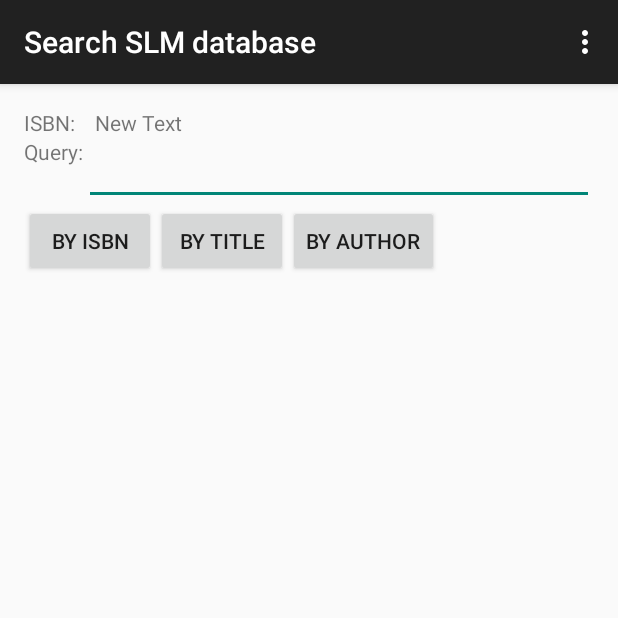
After one commit to silmeth/Simple-Library-Manager, an Android app: the DBSearch screen opened directly, with no data from a screen before it, on a phone screen of 412 x 824 dp, the top half of it. The commit adds this screen. Run offline under Robolectric (Android 15) with nearby library versions, the phone set to English and light mode, and no system bars; 1 statement that could not run was skipped.

Commit message:
Starting integration with Django webservice.

```diff
--- a/SimpleLibraryManagerClient/app/src/main/java/silmeth/slm/client/BookInfo.java
+++ b/SimpleLibraryManagerClient/app/src/main/java/silmeth/slm/client/BookInfo.java
@@ -8,12 +8,14 @@ public class BookInfo {
     public String author;
     public String isbn10;
     public String isbn13;
+    public Float similarity;
 
     BookInfo(String titleStr, String authorStr, String isbn10Str, String isbn13Str) {
         title = new String(titleStr);
         isbn10 = new String(isbn10Str);
         isbn13 = new String(isbn13Str);
         author = new String(authorStr);
+        similarity = null;
     }
 
     BookInfo() {
@@ -21,5 +23,6 @@ public class BookInfo {
         isbn10 = new String();
         isbn13 = new String();
         author = new String();
+        similarity = null;
     }
 }
--- /dev/null
+++ b/SimpleLibraryManagerClient/app/src/main/res/layout/activity_dbsearch.xml
@@ -0,0 +1,83 @@
+<RelativeLayout xmlns:android="http://schemas.android.com/apk/res/android"
+    xmlns:tools="http://schemas.android.com/tools" android:layout_width="match_parent"
+    android:layout_height="match_parent" android:paddingLeft="@dimen/activity_horizontal_margin"
+    android:paddingRight="@dimen/activity_horizontal_margin"
+    android:paddingTop="@dimen/activity_vertical_margin"
+    android:paddingBottom="@dimen/activity_vertical_margin"
+    tools:context="silmeth.slm.client.DBSearch">
+
+    <TextView
+        android:layout_width="wrap_content"
+        android:layout_height="wrap_content"
+        android:textAppearance="?android:attr/textAppearanceSmall"
+        android:text="@string/ISBN"
+        android:id="@+id/ISBNString"
+        android:layout_alignParentTop="true"
+        android:layout_alignParentLeft="true"
+        android:layout_alignParentStart="true" />
+
+    <Space
+        android:layout_width="20px"
+        android:layout_height="1px"
+        android:layout_alignParentTop="true"
+        android:layout_toRightOf="@+id/ISBNString"
+
+        android:id="@+id/ISBNgap"/>
+
+    <TextView
+        android:layout_width="match_parent"
+        android:layout_height="wrap_content"
+        android:text="New Text"
+        android:id="@+id/ISBNcontent"
+        android:layout_alignParentTop="true"
+        android:editable="true"
+        android:layout_toRightOf="@+id/ISBNgap"
+        android:layout_toEndOf="@+id/ISBNString" />
+
+    <TextView
+        android:layout_width="wrap_content"
+        android:layout_height="wrap_content"
+        android:textAppearance="?android:attr/textAppearanceSmall"
+        android:text="@string/searchQuery"
+        android:id="@+id/searchPhrase"
+        android:layout_below="@+id/ISBNString"
+        android:layout_alignParentLeft="true" />
+
+    <EditText
+        android:layout_width="match_parent"
+        android:layout_height="wrap_content"
+        android:id="@+id/query"
+        android:layout_alignTop="@+id/searchPhrase"
+        android:layout_toRightOf="@+id/searchPhrase"
+        android:layout_toEndOf="@+id/searchPhrase" />
+
+    <Button
+        android:layout_width="wrap_content"
+        android:layout_height="wrap_content"
+        android:text="@string/btSearchISBN"
+        android:id="@+id/btSearchISBN"
+        android:layout_below="@+id/query"
+        android:layout_alignParentLeft="true"
+        android:layout_alignParentStart="true"
+        android:onClick="btSearchByISBN" />
+
+    <Button
+        android:layout_width="wrap_content"
+        android:layout_height="wrap_content"
+        android:text="@string/btSearchTitle"
+        android:id="@+id/btSearchTitle"
+        android:layout_alignTop="@+id/btSearchISBN"
+        android:layout_toRightOf="@+id/btSearchISBN"
+        android:layout_toEndOf="@+id/btSearchISBN"
+        android:onClick="btSearchByTitle" />
+
+    <Button
+        android:layout_width="wrap_content"
+        android:layout_height="wrap_content"
+        android:text="@string/btSearchAuthor"
+        android:id="@+id/btSearchAuthor"
+        android:layout_alignTop="@+id/btSearchTitle"
+        android:layout_toRightOf="@+id/btSearchTitle"
+        android:layout_toEndOf="@+id/btSearchTitle"
+        android:onClick="btSearchByAuthor" />
+</RelativeLayout>
--- /dev/null
+++ b/SimpleLibraryManagerClient/app/src/main/res/menu/menu_dbsearch.xml
@@ -0,0 +1,6 @@
+<menu xmlns:android="http://schemas.android.com/apk/res/android"
+    xmlns:app="http://schemas.android.com/apk/res-auto"
+    xmlns:tools="http://schemas.android.com/tools" tools:context="silmeth.slm.client.DBSearch">
+    <item android:id="@+id/action_settings" android:title="@string/action_settings"
+        android:orderInCategory="100" app:showAsAction="never" />
+</menu>
--- a/SimpleLibraryManagerClient/app/src/main/res/values/strings.xml
+++ b/SimpleLibraryManagerClient/app/src/main/res/values/strings.xml
@@ -4,6 +4,22 @@
     <string name="app_name">Simple Lib Client</string>
     <string name="hello_world">Hello world!</string>
     <string name="action_settings">Settings</string>
+    <string name="btSearchGoogle">Search in Google Books</string>
+    <string name="btRunBarcode">Run Barcode Scanner</string>
 
     <item name="string_text" type="id">Test value</item>
+
+    <string name="pref_slm_host">Simple Library Manager hostname</string>
+    <string name="pref_slm_host_summ">URL (IP address or hostname) of a server providing SLM database.</string>
+    <string name="pref_slm_host_default">192.168.2.130</string>
+    <string name="title_activity_settings">Settings</string>
+    <string name="title_activity_dbsearch">Search SLM database</string>
+
+    <string name="ISBN">ISBN: </string>
+    <string name="searchQuery">Query: </string>
+    <string name="btSearchISBN">by ISBN</string>
+    <string name="btSearchTitle">by Title</string>
+    <string name="btSearchAuthor">by Author</string>
+    <string name="btLocalSearch">Search in SLM database</string>
+
 </resources>
```
Also changed, not shown: SimpleLibraryManagerClient/app/src/main/AndroidManifest.xml (+14 -1 lines), SimpleLibraryManagerClient/app/src/main/java/silmeth/slm/client/DBSearch.java (added, +225 -0 lines), SimpleLibraryManagerClient/app/src/main/java/silmeth/slm/client/MainActivity.java (+24 -6 lines), SimpleLibraryManagerClient/app/src/main/java/silmeth/slm/client/SettingsActivity.java (added, +15 -0 lines), SimpleLibraryManagerClient/app/src/main/res/layout/activity_main.xml (+13 -4 lines), SimpleLibraryManagerClient/app/src/main/res/menu/menu_main.xml (+5 -2 lines), SimpleLibraryManagerClient/app/src/main/res/menu/menu_settings.xml (added, +7 -0 lines), SimpleLibraryManagerClient/app/src/main/res/xml/preferences.xml (added, +8 -0 lines), 1 other file.
